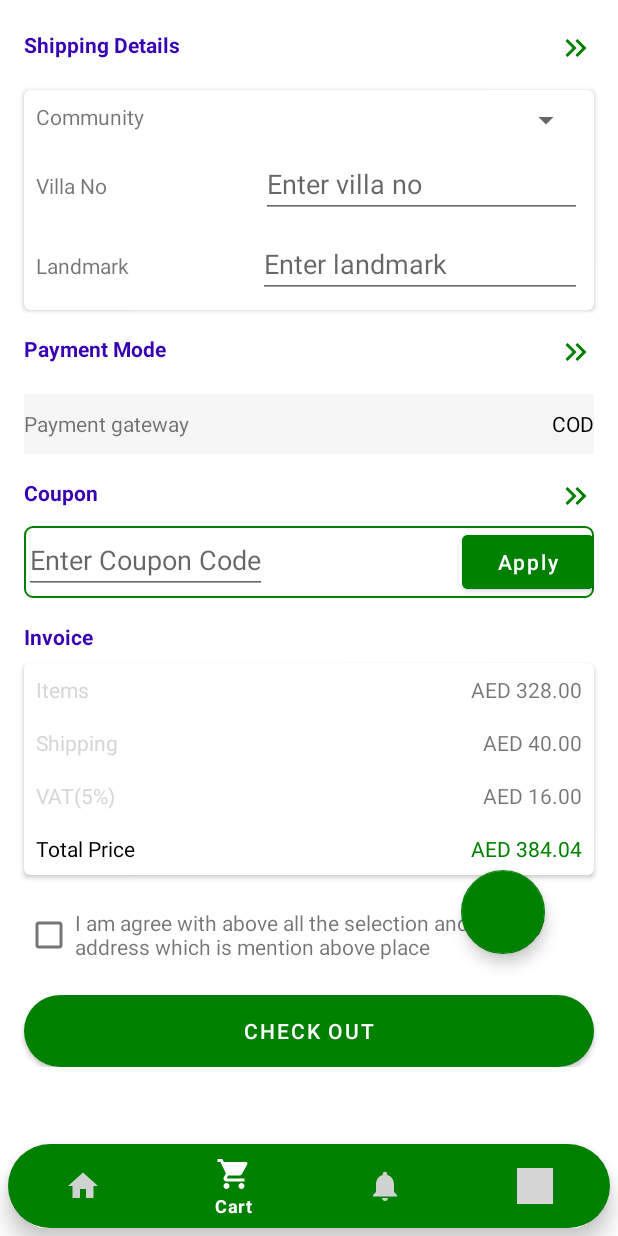
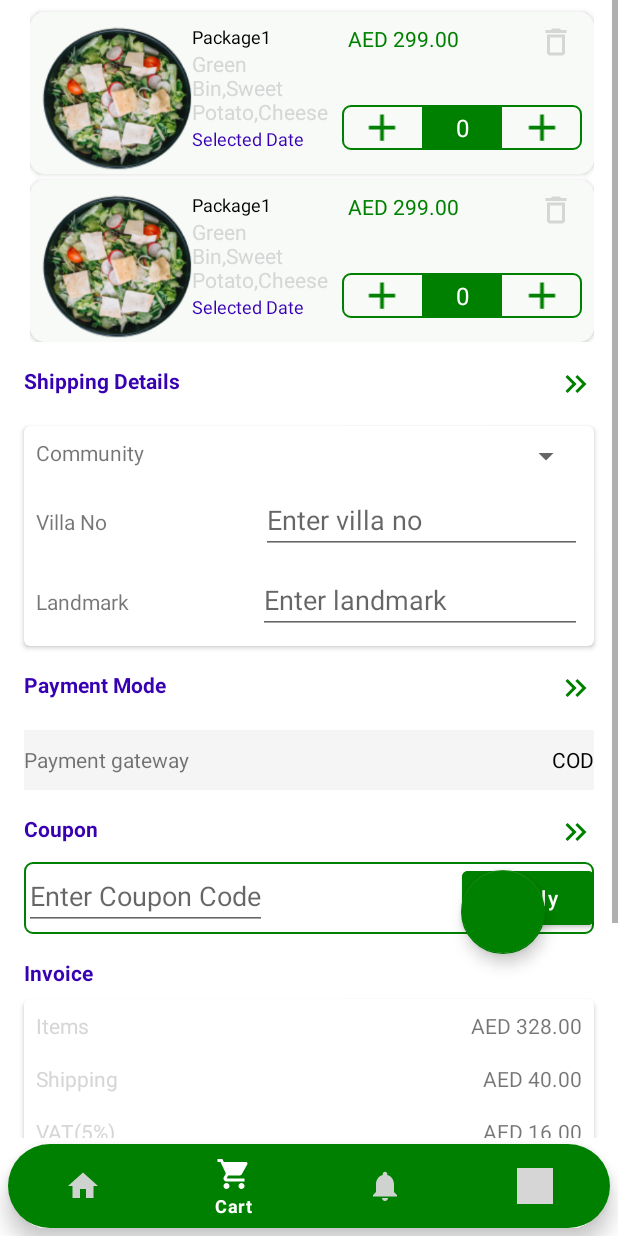
Before and after one commit to D2DBreakfast/Dawn_To_Dusk_Android_V1, an Android app: the CartFragment screen opened through its navigation route, on a phone screen of 412 x 824 dp. Run offline under Robolectric (Android 15) with nearby library versions, the phone set to English and light mode, and no system bars; our stand-ins replace Picasso, navigation-ui; pictures from the network do not load; 3 statements that could not run were skipped; grey boxes are pictures that could not be loaded.

Commit message:
UI design for breakfast and brunch

```diff
--- a/app/src/main/AndroidManifest.xml
+++ b/app/src/main/AndroidManifest.xml
@@ -37,9 +37,9 @@
             android:exported="true" />
         <activity android:name=".view.RegistrationActivity" />
         <activity
-            android:name=".view.DashBoardActivity"
+            android:name=".view.LoginActivity"
             android:label="@string/title_activity_dash_board" />
-        <activity android:name=".view.LoginActivity">
+        <activity android:name=".view.DashBoardActivity">
             <intent-filter>
                 <action android:name="android.intent.action.MAIN" />
 
--- a/app/src/main/java/com/utico/fooddelivery/adapter/AdapterFoodSubCategory.kt
+++ b/app/src/main/java/com/utico/fooddelivery/adapter/AdapterBreakfastSubCategory.kt
@@ -6,10 +6,10 @@ import android.view.ViewGroup
 import androidx.recyclerview.widget.RecyclerView
 import com.utico.fooddelivery.R
 import com.utico.fooddelivery.`interface`.FoodSubCategoryListener
-import com.utico.fooddelivery.databinding.ItemRowFoodCategoryNameBinding
+import com.utico.fooddelivery.databinding.ItemRowBreakfastSubCategoryBinding
 import com.utico.fooddelivery.model.FoodSubCategory
 
-class AdapterFoodSubCategory(val foodSubCategoryListener:FoodSubCategoryListener): RecyclerView.Adapter<AdapterFoodSubCategory.FoodCategoryViewHolder>() {
+class AdapterBreakfastSubCategory(val foodSubCategoryListener:FoodSubCategoryListener): RecyclerView.Adapter<AdapterBreakfastSubCategory.FoodCategoryViewHolder>() {
   var foodSubCategoryList = mutableListOf<FoodSubCategory>()
   var context: Context? = null
   var foodCategoryName:String? = null
@@ -24,13 +24,13 @@ class AdapterFoodSubCategory(val foodSubCategoryListener:FoodSubCategoryListener
     override fun onCreateViewHolder(parent: ViewGroup, viewType: Int): FoodCategoryViewHolder {
       val inflater = LayoutInflater.from(parent.context)
         context = parent.context
-      val binding = ItemRowFoodCategoryNameBinding.inflate(inflater,parent,false)
+      val binding = ItemRowBreakfastSubCategoryBinding.inflate(inflater,parent,false)
         return FoodCategoryViewHolder(binding)
 
     }
 
     override fun onBindViewHolder(holder: FoodCategoryViewHolder, position: Int) {
-        holder.bind(foodSubCategoryList[position])
+        //holder.bind(foodSubCategoryList[position])
         holder.tv_name.setOnClickListener {
           //Toast.makeText(context,holder.tv_name.text, Toast.LENGTH_SHORT).show()
             foodCategoryName = holder.tv_name.text.toString()
@@ -43,10 +43,10 @@ class AdapterFoodSubCategory(val foodSubCategoryListener:FoodSubCategoryListener
     }
 
     override fun getItemCount(): Int {
-        return foodSubCategoryList.size
+        return 10
     }
 
-    class FoodCategoryViewHolder(val binding: ItemRowFoodCategoryNameBinding) : RecyclerView.ViewHolder(binding.root){
+    class FoodCategoryViewHolder(val binding: ItemRowBreakfastSubCategoryBinding) : RecyclerView.ViewHolder(binding.root){
       val tv_name = binding.tvCategoryName
       val cardView = binding.cardview
 
--- a/app/src/main/java/com/utico/fooddelivery/adapter/AdapterCart.kt
+++ b/app/src/main/java/com/utico/fooddelivery/adapter/AdapterCart.kt
@@ -23,7 +23,7 @@ class AdapterCart : RecyclerView.Adapter<AdapterCart.MyViewHolder>() {
     }
 
     override fun onBindViewHolder(holder: MyViewHolder, position: Int) {
-        holder.bind(foodlist[position])
+       // holder.bind(foodlist[position])
         val tvAddToCartCount = holder.binding.tvAddToCartCount
 
         holder.binding.minusImageview.setOnClickListener {
@@ -47,7 +47,7 @@ class AdapterCart : RecyclerView.Adapter<AdapterCart.MyViewHolder>() {
     }
 
     override fun getItemCount(): Int {
-        return foodlist.size
+        return 2
 
     }
 
--- /dev/null
+++ b/app/src/main/java/com/utico/fooddelivery/interface/PassFoodDescDataListener.kt
@@ -0,0 +1,4 @@
+package com.utico.fooddelivery.`interface`
+interface PassFoodDescDataListener {
+    fun getFoodShortDesc(foodName:String,foodDescrption:String,foodPrice:String)
+}
--- a/app/src/main/java/com/utico/fooddelivery/view/fragment/CartFragment.kt
+++ b/app/src/main/java/com/utico/fooddelivery/view/fragment/CartFragment.kt
@@ -52,7 +52,7 @@ class CartFragment : Fragment() {
     }
 
     fun setupAdapter(){
-       val globalSearchRecyclerView = binding.globleSearchRecyclerview
+       val globalSearchRecyclerView = binding.cartRecyclerview
            globalSearchRecyclerView.layoutManager = LinearLayoutManager(activity)
         /*val decoration = DividerItemDecoration(activity,DividerItemDecoration.VERTICAL)
         globalSearchRecyclerView.addItemDecoration(decoration)*/
--- a/app/src/main/java/com/utico/fooddelivery/view/fragment/HomeFragment.kt
+++ b/app/src/main/java/com/utico/fooddelivery/view/fragment/HomeFragment.kt
@@ -1,7 +1,6 @@
 package com.utico.fooddelivery.view.fragment
 
 import android.content.Intent
-import android.content.SharedPreferences
 import android.os.Bundle
 import android.view.LayoutInflater
 import android.view.View
@@ -10,19 +9,17 @@ import android.widget.Button
 import android.widget.ImageView
 import android.widget.Toast
 import androidx.appcompat.app.AppCompatActivity
-import androidx.core.widget.doOnTextChanged
 import androidx.fragment.app.Fragment
 import androidx.lifecycle.Observer
 import androidx.lifecycle.ViewModelProvider
-import androidx.recyclerview.widget.DividerItemDecoration
 import androidx.recyclerview.widget.LinearLayoutManager
 import com.utico.fooddelivery.R
 import com.utico.fooddelivery.`interface`.FoodSubCategoryListener
-import com.utico.fooddelivery.adapter.AdapterFoodSubCategory
+import com.utico.fooddelivery.adapter.AdapterCart
+import com.utico.fooddelivery.adapter.AdapterBreakfastSubCategory
+import com.utico.fooddelivery.adapter.AdapterBrunchSubCategory
 import com.utico.fooddelivery.adapter.AdapterFoodOrderShortDesc
 import com.utico.fooddelivery.databinding.FragmentHomeBinding
-import com.utico.fooddelivery.model.FoodShortDescList
-import com.utico.fooddelivery.model.FoodSubCategoryList
 import com.utico.fooddelivery.model.MenuResponse
 import com.utico.fooddelivery.view.LoginActivity
 import com.utico.fooddelivery.viewmodel.HomeViewModel
@@ -33,10 +30,12 @@ class HomeFragment : Fragment(),FoodSubCategoryListener{
     private lateinit var viewModel: HomeViewModel
     private var _binding: FragmentHomeBinding? = null
     lateinit var adapterFoodOrderShortDesc: AdapterFoodOrderShortDesc
-    lateinit var adapterFoodSubCategory: AdapterFoodSubCategory
+    lateinit var adapterBreakFastSubCategory: AdapterBreakfastSubCategory
+    lateinit var adapterBrunchSubCategory: AdapterBrunchSubCategory
+    lateinit var adapterCart: AdapterCart
     var searchtext:String? = null
-    private lateinit var btnAalCart:Button
-    private lateinit var btnMealPlan:Button
+    private lateinit var btnBreakfast:Button
+    private lateinit var btnBrunch:Button
     private lateinit var  btnLogout:ImageView
 /*
     private lateinit var AdapterFoodOrderShortDesc : AdapterFoodOrderShortDesc()
@@ -49,8 +48,8 @@ class HomeFragment : Fragment(),FoodSubCategoryListener{
         viewModel = ViewModelProvider(this).get(HomeViewModel::class.java)
         _binding = FragmentHomeBinding.inflate(inflater, container, false)
         binding.homeViewModel = viewModel
-        btnAalCart = binding.btnAAlCart
-        btnMealPlan = binding.btnMealPlan
+        btnBreakfast = binding.btnBreakfast
+        btnBrunch = binding.btnBrunch
         btnLogout = binding.logoutImageview
         /*setHasOptionsMenu(true)*/
         val view: View = binding.root
@@ -64,7 +63,7 @@ class HomeFragment : Fragment(),FoodSubCategoryListener{
 
 
 
-      /*  val btnMeal = binding.btnMealPlan
+      /*  val btnMeal = binding.btnBrunch
         btnMeal.setOnClickListener {
             *//*val frag = MealPlanFragment.newInstance()
             (activity as DashBoardActivity).replaceFragment(frag,MealPlanFragment.TAG)*//*
@@ -83,16 +82,16 @@ class HomeFragment : Fragment(),FoodSubCategoryListener{
                    (activity as AppCompatActivity).finish()
            }
 
-        initView()
+        initAdapter()
         initViewModel()
-       /* searchFood()
-        buttonAalCart()
-        buttonmealPlans()*/
+       // searchFood()
+        buttonBreakfast()
+        buttonmBrunch()
         return view
     }
 
     companion object {
-        /*val TAG = HomeFragment::class.java.simpleName
+            /*val TAG = HomeFragment::class.java.simpleName
         @JvmStatic*/
         fun newInstance() = HomeFragment()
     }
@@ -105,37 +104,51 @@ class HomeFragment : Fragment(),FoodSubCategoryListener{
         _binding = null
     }
 
-  fun  initView() {
+  fun  initAdapter() {
 
-      val categoryNameRecyclerview = binding.foodCategoryRecyclerview
-           categoryNameRecyclerview.layoutManager = LinearLayoutManager(activity,LinearLayoutManager.HORIZONTAL,false)
-           adapterFoodSubCategory = AdapterFoodSubCategory(this)
-           categoryNameRecyclerview.adapter = adapterFoodSubCategory
+      val breakfastSubCategoryRecyclerview = binding.breakfastSubCategoryRecyclerview
+           breakfastSubCategoryRecyclerview.layoutManager = LinearLayoutManager(activity,LinearLayoutManager.HORIZONTAL,false)
+           adapterBreakFastSubCategory = AdapterBreakfastSubCategory(this)
+           breakfastSubCategoryRecyclerview.adapter = adapterBreakFastSubCategory
 
-      val A_al_cart_recyclerview = binding.aLaCartRecyclerview
-      A_al_cart_recyclerview.layoutManager = LinearLayoutManager(activity)
+      val brunchSubcategoryRecyclerView = binding.brunchSubCategoryRecyclerview
+          brunchSubcategoryRecyclerView.layoutManager = LinearLayoutManager(activity,LinearLayoutManager.HORIZONTAL,false)
+          adapterBrunchSubCategory = AdapterBrunchSubCategory()
+          brunchSubcategoryRecyclerView.adapter = adapterBrunchSubCategory
+
+      val breakfastRecyclerview = binding.breakfastRecyclerview
+      breakfastRecyclerview.layoutManager = LinearLayoutManager(activity)
          /* val decoration  = DividerItemDecoration(activity,DividerItemDecoration.VERTICAL)
           foodShortxDescrecyclerview.addItemDecoration(decoration)*/
            adapterFoodOrderShortDesc = AdapterFoodOrderShortDesc()
-      A_al_cart_recyclerview.adapter = adapterFoodOrderShortDesc
+      breakfastRecyclerview.adapter = adapterFoodOrderShortDesc
+
+      val brunchRecyclerView = binding.brunchRecyclerview
+          brunchRecyclerView.layoutManager = LinearLayoutManager(activity)
+          adapterCart = AdapterCart()
+          brunchRecyclerView.adapter = adapterCart
 
   }
 
   fun initViewModel(){
 
       viewModel.getyFoodShortDescListObserable().observe(viewLifecycleOwner, Observer<MenuResponse> {
-        adapterFoodOrderShortDesc.foodDescList = it.data.toMutableList()
-        adapterFoodOrderShortDesc.notifyDataSetChanged()
+          if (it.data==null){
+            Toast.makeText(context,"Data not found"+ " "+it.toString(),Toast.LENGTH_SHORT).show()
+          }else {
+              adapterFoodOrderShortDesc.foodDescList = it.data.toMutableList()
+              adapterFoodOrderShortDesc.notifyDataSetChanged()
+          }
       })
       viewModel.makeApiCallFoodDesc()
 
       /*call the viewModel for Food Sub Category*/
 
-      viewModel.getFoodSubCategoryObserable().observe(viewLifecycleOwner, Observer<FoodSubCategoryList> {
-        adapterFoodSubCategory.foodSubCategoryList = it.data.toMutableList()
-        adapterFoodSubCategory.notifyDataSetChanged()
+     /* viewModel.getFoodSubCategoryObserable().observe(viewLifecycleOwner, Observer<FoodSubCategoryList> {
+        adapterBreakFastSubCategory.foodSubCategoryList = it.data.toMutableList()
+        adapterBreakFastSubCategory.notifyDataSetChanged()
       })
-      viewModel.APICallFoodSubCategory()
+      viewModel.APICallFoodSubCategory()*/
   }
 
 
@@ -164,85 +177,86 @@ class HomeFragment : Fragment(),FoodSubCategoryListener{
                     viewModel.APICallSearchFood(searchtext.toString())
                    }
                    else if (text!!.length < 0){
-                       initView()
+                       initAdapter()
 
                    }
                }*/
        }
 
-    /*fun buttonmealPlans(){
-        val A_al_cart_recyclerview = binding.aLaCartRecyclerview
-        val meal_plan_recyclerview = binding.mealPlansRecyclerview
-        val vegSwitch = binding.vegSwitch
-        val foodCategoryRecyclerView = binding.foodCategoryRecyclerview
 
 
-        btnMealPlan.setOnClickListener {
-                A_al_cart_recyclerview.visibility = View.VISIBLE
-                meal_plan_recyclerview.visibility = View.VISIBLE
-                vegSwitch.visibility = View.GONE
-                foodCategoryRecyclerView.visibility = View.GONE
-                btnMealPlan.setBackgroundColor(resources.getColor(R.color.green))
-                btnMealPlan.setTextColor(resources.getColor(R.color.white))
-                btnAalCart.setBackgroundColor(resources.getColor(R.color.white))
-                btnAalCart.setTextColor(resources.getColor(R.color.black))
+    fun buttonBreakfast(){
+        val breakfastRecyclerview = binding.breakfastRecyclerview
+        val brunchRecyclerview = binding.brunchRecyclerview
+        val breakfastVegSwitch = binding.breakfastVegSwitch
+        val brunchVegSwitch = binding.brunchVegSwitch
+        val breakfastSubCategoryRecyclerView = binding.breakfastSubCategoryRecyclerview
+        val brunchSubCategoryRecyclerview = binding.brunchSubCategoryRecyclerview
+        val breakfastBannerImageView = binding.breakfastBannerImageView
+        val brunchBannerImageView = binding.brunchBannerImageView
 
-                viewModel.getFoodSearchObservable().observe(viewLifecycleOwner, Observer<FoodShortDescList> {
-                    adapterFoodOrderShortDesc.foodDescList = it.data.toMutableList()
-                    adapterFoodOrderShortDesc.notifyDataSetChanged()
-                })
-                viewModel.APICallSearchFood("1")
+        btnBreakfast.setOnClickListener {
+            breakfastRecyclerview.visibility = View.VISIBLE
+            brunchRecyclerview.visibility = View.GONE
+            breakfastVegSwitch.visibility = View.VISIBLE
+            brunchVegSwitch.visibility = View.GONE
+            breakfastSubCategoryRecyclerView.visibility = View.VISIBLE
+            brunchSubCategoryRecyclerview.visibility = View.GONE
+            breakfastBannerImageView.visibility = View.VISIBLE
+            brunchBannerImageView.visibility = View.GONE
 
-            }
+            btnBreakfast.setBackgroundColor(resources.getColor(R.color.green))
+            btnBreakfast.setTextColor(resources.getColor(R.color.white))
+            btnBrunch.setBackgroundColor(resources.getColor(R.color.white))
+            btnBrunch.setTextColor(resources.getColor(R.color.black))
 
-    }
-*/
-    /*fun buttonAalCart(){
-        val A_al_cart_recyclerview = binding.aLaCartRecyclerview
-        val meal_plan_recyclerview = binding.mealPlansRecyclerview
-        val vegSwitch = binding.vegSwitch
-        val foodCategoryRecyclerView = binding.foodCategoryRecyclerview
-
-        btnAalCart.setOnClickListener {
-            A_al_cart_recyclerview.visibility = View.VISIBLE
-            meal_plan_recyclerview.visibility =View.GONE
-            vegSwitch.visibility = View.VISIBLE
-            foodCategoryRecyclerView.visibility = View.VISIBLE
-            btnAalCart.setBackgroundColor(resources.getColor(R.color.green))
-            btnAalCart.setTextColor(resources.getColor(R.color.white))
-            btnMealPlan.setBackgroundColor(resources.getColor(R.color.white))
-            btnMealPlan.setTextColor(resources.getColor(R.color.black))
-
-            viewModel.getFoodSearchObservable().observe(viewLifecycleOwner, Observer<FoodShortDescList> {
+           /* viewModel.getFoodSearchObservable().observe(viewLifecycleOwner, Observer<FoodShortDescList> {
                 adapterFoodOrderShortDesc.foodDescList = it.data.toMutableList()
                 adapterFoodOrderShortDesc.notifyDataSetChanged()
-            })
-            viewModel.APICallSearchFood("2")
+            })*/
+            //viewModel.APICallSearchFood("2")
 
         }
 
-    }*/
+    }
+    fun buttonmBrunch(){
+        val breakfastRecyclerview = binding.breakfastRecyclerview
+        val brunchRecyclerview = binding.brunchRecyclerview
+        val breakfastVegSwitch = binding.breakfastVegSwitch
+        val brunchVegSwitch = binding.brunchVegSwitch
+        val breakfastSubCategoryRecyclerView = binding.breakfastSubCategoryRecyclerview
+        val brunchSubCategoryRecyclerview = binding.brunchSubCategoryRecyclerview
+        val breakfastBannerImageView = binding.breakfastBannerImageView
+        val brunchBannerImageView = binding.brunchBannerImageView
 
 
 
+        btnBrunch.setOnClickListener {
+            breakfastRecyclerview.visibility = View.GONE
+            brunchRecyclerview.visibility = View.VISIBLE
+            breakfastVegSwitch.visibility = View.GONE
+            brunchVegSwitch.visibility = View.VISIBLE
+            breakfastSubCategoryRecyclerView.visibility = View.GONE
+            brunchSubCategoryRecyclerview.visibility = View.VISIBLE
+            breakfastBannerImageView.visibility = View.GONE
+            brunchBannerImageView.visibility =View.VISIBLE
+
+            btnBrunch.setBackgroundColor(resources.getColor(R.color.green))
+            btnBrunch.setTextColor(resources.getColor(R.color.white))
+            btnBreakfast.setBackgroundColor(resources.getColor(R.color.white))
+            btnBreakfast.setTextColor(resources.getColor(R.color.black))
+
+            /* viewModel.getFoodSearchObservable().observe(viewLifecycleOwner, Observer<FoodShortDescList> {
+                 adapterFoodOrderShortDesc.foodDescList = it.data.toMutableList()
+                 adapterFoodOrderShortDesc.notifyDataSetChanged()
+             })*/
+            viewModel.APICallSearchFood("1")
+
+        }
+
+    }
 
 
-/*
-   override fun onCreateOptionsMenu(menu: Menu, inflater: MenuInflater) {
-        inflater.inflate(R.menu.menu,menu)
-        val searchItem = menu.findItem(R.id.app_bar_search)
-       *//* if (searchItem!=null){
-            //val searchView = searchItem.actionView as SearchView
-        }*//*
-        super.onCreateOptionsMenu(menu, inflater)
-    }
-
-    override fun onOptionsItemSelected(item: MenuItem): Boolean {
-        when(item.itemId){
-            R.id.app_bar_search ->Toast.makeText(context,"Click On Search",Toast.LENGTH_LONG).show()
-        }
-        return super.onOptionsItemSelected(item)
-    }*/
 
 }
 
--- a/app/src/main/res/layout/fragment_cart.xml
+++ b/app/src/main/res/layout/fragment_cart.xml
@@ -13,16 +13,17 @@
 
 
     <androidx.recyclerview.widget.RecyclerView
-        android:id="@+id/globle_search_recyclerview"
+        android:id="@+id/cartRecyclerview"
         android:layout_width="match_parent"
         android:layout_height="wrap_content"
         android:layout_marginStart="16dp"
         android:layout_marginTop="4dp"
         android:layout_marginEnd="16dp"
+        android:paddingLeft="4dp"
         app:layout_constraintEnd_toEndOf="parent"
         app:layout_constraintStart_toStartOf="parent"
         app:layout_constraintTop_toTopOf="parent"
-        android:paddingLeft="4dp"
+        tools:listitem="@layout/item_row_cart"
          />
 <!--
     tools:listitem="@layout/item_row_cart"
@@ -37,7 +38,7 @@
         android:layout_marginEnd="16dp"
         app:layout_constraintEnd_toEndOf="parent"
         app:layout_constraintStart_toStartOf="parent"
-        app:layout_constraintTop_toBottomOf="@+id/globle_search_recyclerview">
+        app:layout_constraintTop_toBottomOf="@+id/cartRecyclerview">
 
         <TextView
             android:id="@+id/tv_shipping_details"
--- a/app/src/main/res/layout/fragment_meal_plan.xml
+++ b/app/src/main/res/layout/fragment_meal_plan.xml
@@ -28,13 +28,13 @@
         android:backgroundTint="@color/LightCyan"
         android:text="Order"
         android:textColor="@color/black"
-        app:layout_constraintEnd_toStartOf="@+id/btn_meal_plan"
+        app:layout_constraintEnd_toStartOf="@+id/btnBrunch"
         app:layout_constraintHorizontal_bias="0.333"
         app:layout_constraintStart_toStartOf="parent"
         app:layout_constraintTop_toTopOf="parent" />
 
     <Button
-        android:id="@+id/btn_meal_plan"
+        android:id="@+id/btnBrunch"
         android:layout_width="173dp"
         android:layout_height="46dp"
         android:layout_marginTop="8dp"
@@ -55,7 +55,7 @@
         app:layout_constraintEnd_toEndOf="parent"
         app:layout_constraintHorizontal_bias="1.0"
         app:layout_constraintStart_toStartOf="parent"
-        app:layout_constraintTop_toBottomOf="@+id/btn_meal_plan" />
+        app:layout_constraintTop_toBottomOf="@+id/btnBrunch" />
 
     <androidx.recyclerview.widget.RecyclerView
         android:id="@+id/mealplanRecyclreview"
--- a/app/src/main/res/layout/item_row_cart.xml
+++ b/app/src/main/res/layout/item_row_cart.xml
@@ -12,8 +12,8 @@
     android:padding="10dp">
 
     <androidx.constraintlayout.widget.ConstraintLayout
-        android:layout_width="wrap_content"
-        android:layout_height="match_parent"
+        android:layout_width="match_parent"
+        android:layout_height="wrap_content"
         android:background="@color/light_green">
 
 
--- a/app/src/main/res/layout/item_row_food_details.xml
+++ b/app/src/main/res/layout/item_row_food_details.xml
@@ -68,7 +68,7 @@
         app:layout_constraintTop_toBottomOf="@+id/tv_title" />
 
     <TextView
-        android:id="@+id/tv_nutrional_info"
+        android:id="@+id/tvNutrionalInfo"
         android:layout_width="wrap_content"
         android:layout_height="wrap_content"
         android:layout_marginStart="8dp"
@@ -96,7 +96,7 @@
         app:layout_constraintEnd_toEndOf="parent"
         app:layout_constraintHorizontal_bias="0.052"
         app:layout_constraintStart_toStartOf="parent"
-        app:layout_constraintTop_toBottomOf="@+id/tv_nutrional_info" />
+        app:layout_constraintTop_toBottomOf="@+id/tvNutrionalInfo" />
 
     <LinearLayout
         android:id="@+id/linearLayout3"
--- a/app/src/main/res/layout/item_row_food_order_desc.xml
+++ b/app/src/main/res/layout/item_row_food_order_desc.xml
@@ -26,6 +26,7 @@
             android:padding="10dp">
 
             <ImageView
+                android:id="@+id/imageVegOrNonveg"
                 android:layout_width="10dp"
                 android:layout_height="10dp"
                 android:background="@drawable/non_veg" />
--- a/app/src/main/res/values/strings.xml
+++ b/app/src/main/res/values/strings.xml
@@ -87,6 +87,8 @@
     <string name="running">Running</string>
     <string name="a_la_cart">A la Carte</string>
     <string name="meal_plans">Meal Plans</string>
+    <string name="breakfast">Breakfast</string>
+    <string name="brunch">Brunch</string>
     <string name="veg">Veg</string>
     <string name="select_delivery_date"> Select Delivery Date</string>
     <string name="select_the_community"> Select the Community</string>
@@ -102,6 +104,7 @@
     <string name="out_for_delivery">Track Order</string>
     <string name="delivered_to_client">Delivered to Client</string>
     <string name="browse_menu">BROWSE MENU</string>
+    <string name="order_details_sharedPreferences">Order short description Details </string>
 
 
     <!--
```
Also changed, not shown: app/src/main/java/com/utico/fooddelivery/adapter/AdapterBrunchSubCategory.kt (added, +63 -0 lines), app/src/main/java/com/utico/fooddelivery/adapter/AdapterFoodOrderShortDesc.kt (+47 -17 lines), app/src/main/java/com/utico/fooddelivery/view/AddFragmentToActivity.kt (+22 -0 lines), app/src/main/java/com/utico/fooddelivery/view/fragment/OrderDetailsFragment.kt (+38 -6 lines), app/src/main/res/layout/fragment_home.xml (+72 -28 lines), app/src/main/res/layout/item_row_brunch_sub_category.xml (added, +38 -0 lines), app/src/main/res/layout/order_details_fragment.xml (+15 -10 lines), app/src/main/res/layout/item_row_breakfast_sub_category.xml (renamed from app/src/main/res/layout/item_row_food_category_name.xml).
